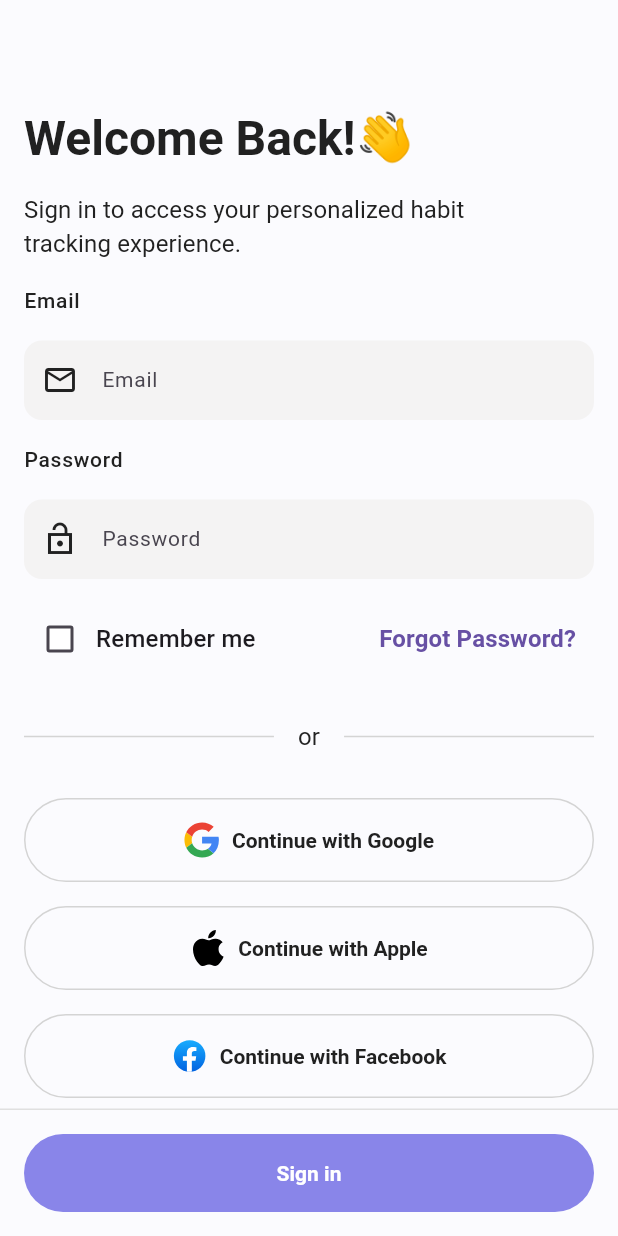
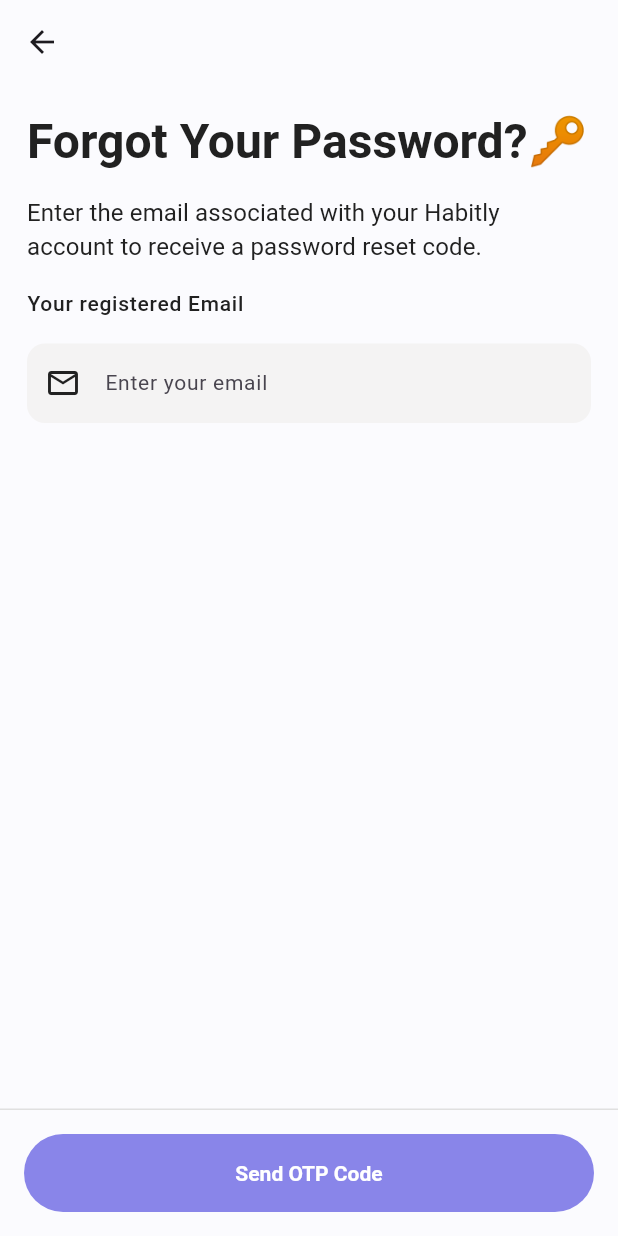
Before and after one commit to AjDDcatoria/Habitly, a Flutter app: the SignInScreen screen opened by its route, after a tap on "Forgot Password?", on a phone screen of 412 x 824 dp. Run offline on Flutter 3.47's test engine with Material 3 defaults, Android fonts, the phone set to English and light mode, and no system bars; our stand-ins replace flutter_otp_text_field, flutter_svg, go_router, numberpicker, percent_indicator, smooth_page_indicator; Roboto replaces fonts that are missing (Poppins).

Commit message:
UI: forgot password UI screens

```diff
--- /dev/null
+++ b/lib/src/features/auth/presentation/screens/forgot_password_screen.dart
@@ -0,0 +1,57 @@
+import 'package:flutter/material.dart';
+import 'package:go_router/go_router.dart';
+import 'package:habitly/src/components/label_input.dart';
+import 'package:habitly/src/components/wide_container.dart';
+import 'package:habitly/src/constants/sizes.dart';
+import 'package:habitly/src/features/auth/presentation/widgets/footer_app_bar.dart';
+import 'package:habitly/src/routes/routes_names.dart';
+
+class ForgotPasswordScreen extends StatefulWidget {
+  const ForgotPasswordScreen({super.key});
+
+  @override
+  State<ForgotPasswordScreen> createState() => _ForgotPasswordScreenState();
+}
+
+class _ForgotPasswordScreenState extends State<ForgotPasswordScreen> {
+  @override
+  Widget build(BuildContext context) {
+    return Scaffold(
+      appBar: AppBar(),
+      body: Padding(
+        padding: const EdgeInsets.all(18.0),
+        child: Column(
+          crossAxisAlignment: CrossAxisAlignment.start,
+          spacing: AppSizes.defaultBtwItems,
+          children: <Widget>[
+            Text(
+              'Forgot Your Password?🔑',
+              style: Theme.of(context).textTheme.headlineLarge,
+            ),
+            Text(
+              'Enter the email associated with your Habitly account to receive a password reset code.',
+              style: Theme.of(context).textTheme.titleSmall,
+            ),
+            LabelInput(
+              label: "Your registered Email",
+              child: TextField(
+                decoration: InputDecoration(
+                  prefixIcon: Icon(Icons.email_outlined),
+                  hintText: "Enter your email",
+                ),
+              ),
+            ),
+          ],
+        ),
+      ),
+      bottomNavigationBar: FooterAppBar(
+        child: WideContainer(
+          child: ElevatedButton(
+            onPressed: () => context.push(RouteNames.otpCode),
+            child: Text('Send OTP Code'),
+          ),
+        ),
+      ),
+    );
+  }
+}
--- a/lib/src/features/auth/presentation/screens/sign_in_screen.dart
+++ b/lib/src/features/auth/presentation/screens/sign_in_screen.dart
@@ -1,10 +1,12 @@
 import 'package:flutter/material.dart';
+import 'package:go_router/go_router.dart';
 import 'package:habitly/src/components/wide_container.dart';
 import 'package:habitly/src/features/auth/presentation/widgets/footer_app_bar.dart';
 import 'package:habitly/src/features/auth/presentation/widgets/social_account_buttons.dart';
 import 'package:habitly/src/components/label_input.dart';
 import 'package:habitly/src/constants/colors.dart';
 import 'package:habitly/src/constants/sizes.dart';
+import 'package:habitly/src/routes/routes_names.dart';
 
 class SignInScreen extends StatefulWidget {
   const SignInScreen({super.key});
@@ -87,7 +89,7 @@ class _SignInScreenState extends State<SignInScreen> {
                       ],
                     ),
                     TextButton(
-                      onPressed: () {},
+                      onPressed: () => context.push(RouteNames.forgotPassword),
                       child: Text(
                         'Forgot Password?',
                         style: TextStyle(
--- a/lib/src/routes/app_router.dart
+++ b/lib/src/routes/app_router.dart
@@ -17,6 +17,15 @@ final GoRouter appRouter = GoRouter(
       path: RouteNames.signupStep,
       builder: AppRouteBuilder.signUpStepsScreen,
     ),
+    GoRoute(
+      path: RouteNames.forgotPassword,
+      builder: AppRouteBuilder.forgotPasswordScreeen,
+    ),
+    GoRoute(path: RouteNames.otpCode, builder: AppRouteBuilder.otpCodeScreen),
+    GoRoute(
+      path: RouteNames.newPassword,
+      builder: AppRouteBuilder.newPasswordScreen,
+    ),
   ],
   redirect: (context, state) => null,
   errorBuilder:
--- a/lib/src/routes/routes_names.dart
+++ b/lib/src/routes/routes_names.dart
@@ -5,4 +5,7 @@ abstract class RouteNames {
   static const String signin = '/signin';
   static const String signup = '/signup';
   static const String signupStep = '/signup/step';
+  static const String forgotPassword = '/forgot-password';
+  static const String otpCode = '/otp-code';
+  static const String newPassword = '/new-password';
 }
--- a/pubspec.yaml
+++ b/pubspec.yaml
@@ -39,6 +39,7 @@ dependencies:
   smooth_page_indicator: ^1.2.1
   percent_indicator: ^4.0.1
   numberpicker: ^2.1.2
+  flutter_otp_text_field: ^1.1.0+2
 
 dev_dependencies:
   flutter_test:
```
Also changed, not shown: lib/src/features/auth/presentation/screens/new_password_screen.dart (added, +64 -0 lines), lib/src/features/auth/presentation/screens/otp_code.screen.dart (added, +85 -0 lines), lib/src/routes/router_builder.dart (+18 -0 lines), pubspec.lock.
